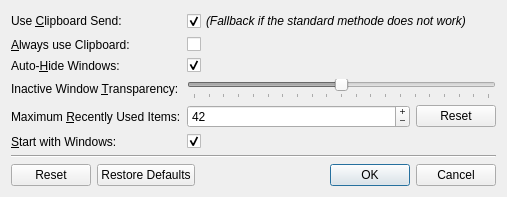
Old version of the form UnicodeUtil/settingsdialog.ui in the repository Skycoder42/UniInsert.
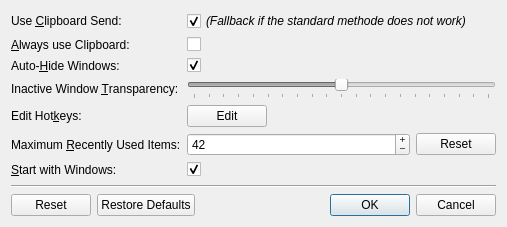
New version of the form.

Diff of the .ui file:
```diff
--- a/UnicodeUtil/settingsdialog.ui
+++ b/UnicodeUtil/settingsdialog.ui
@@ -7,7 +7,7 @@
     <x>0</x>
     <y>0</y>
     <width>507</width>
-    <height>196</height>
+    <height>227</height>
    </rect>
   </property>
   <property name="windowTitle">
@@ -75,6 +75,43 @@
       </widget>
      </item>
      <item row="4" column="0">
+      <widget class="QLabel" name="editHotKeysLabel">
+       <property name="text">
+        <string>Edit Hot&amp;keys:</string>
+       </property>
+       <property name="buddy">
+        <cstring>editHotKeysButton</cstring>
+       </property>
+      </widget>
+     </item>
+     <item row="4" column="1">
+      <layout class="QHBoxLayout" name="horizontalLayout_2">
+       <item>
+        <widget class="QPushButton" name="editHotKeysButton">
+         <property name="text">
+          <string>Edit</string>
+         </property>
+         <property name="autoDefault">
+          <bool>false</bool>
+         </property>
+        </widget>
+       </item>
+       <item>
+        <spacer name="horizontalSpacer">
+         <property name="orientation">
+          <enum>Qt::Horizontal</enum>
+         </property>
+         <property name="sizeHint" stdset="0">
+          <size>
+           <width>40</width>
+           <height>20</height>
+          </size>
+         </property>
+        </spacer>
+       </item>
+      </layout>
+     </item>
+     <item row="5" column="0">
       <widget class="QLabel" name="maximumRecentlyUsedItemsLabel">
        <property name="text">
         <string>Maximum &amp;Recently Used Items:</string>
@@ -84,7 +121,7 @@
        </property>
       </widget>
      </item>
-     <item row="4" column="1">
+     <item row="5" column="1">
       <layout class="QHBoxLayout" name="horizontalLayout" stretch="1,0">
        <item>
         <widget class="QSpinBox" name="maximumRecentlyUsedItemsSpinBox">
@@ -120,7 +157,7 @@
        </item>
       </layout>
      </item>
-     <item row="5" column="0">
+     <item row="6" column="0">
       <widget class="QLabel" name="startWithWindowsLabel">
        <property name="text">
         <string>&amp;Start with Windows:</string>
@@ -130,7 +167,7 @@
        </property>
       </widget>
      </item>
-     <item row="5" column="1">
+     <item row="6" column="1">
       <widget class="QCheckBox" name="startWithWindowsCheckBox">
        <property name="checked">
         <bool>true</bool>
```
Left out of the diff: 64 changed lines with no effect on the pictures.
